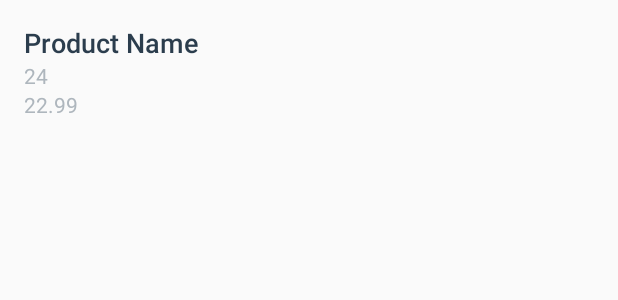
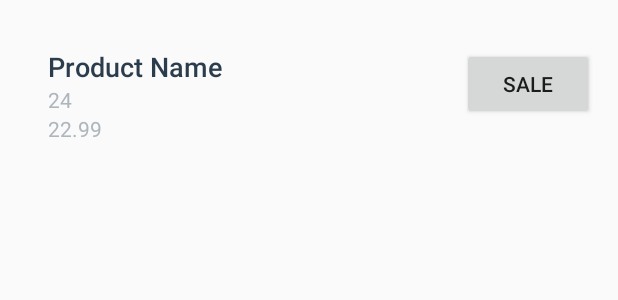
Before and after one commit to biggifraley/uda-inventory, an Android app: the layout list_item.xml on its own in the app's theme, with its tools: preview values and no code run, on a phone screen of 412 x 824 dp. Shown: the top 300 px of the screen. Run offline under Robolectric (Android 15) with nearby library versions, the phone set to English and light mode, and no system bars.

```diff
--- a/app/src/main/res/layout/list_item.xml
+++ b/app/src/main/res/layout/list_item.xml
@@ -1,10 +1,17 @@
 <?xml version="1.0" encoding="utf-8"?>
 <!-- Layout for a single list item in the list of products -->
-<LinearLayout
-    xmlns:android="http://schemas.android.com/apk/res/android"
+<LinearLayout xmlns:android="http://schemas.android.com/apk/res/android"
     xmlns:tools="http://schemas.android.com/tools"
     android:layout_width="match_parent"
     android:layout_height="wrap_content"
+    android:orientation="horizontal"
+    android:padding="@dimen/activity_margin">
+
+    <LinearLayout
+
+        android:layout_width="0dp"
+        android:layout_height="wrap_content"
+        android:layout_weight="2"
         android:orientation="vertical"
         android:padding="@dimen/activity_margin">
 
@@ -15,25 +22,35 @@
             android:fontFamily="sans-serif-medium"
             android:textAppearance="?android:textAppearanceMedium"
             android:textColor="#2B3D4D"
-        tools:text="Product Name"   />
+            tools:text="Product Name" />
 
         <TextView
             android:id="@+id/quantity"
             android:layout_width="wrap_content"
             android:layout_height="wrap_content"
             android:fontFamily="sans-serif"
+            android:text="@string/quantity"
             android:textAppearance="?android:textAppearanceSmall"
             android:textColor="#AEB6BD"
-        android:text="@string/quantity"
-        tools:text="24"   />
+            tools:text="24" />
 
         <TextView
             android:id="@+id/price"
             android:layout_width="wrap_content"
             android:layout_height="wrap_content"
             android:fontFamily="sans-serif"
+            android:text="@string/price"
             android:textAppearance="?android:textAppearanceSmall"
             android:textColor="#AEB6BD"
-        android:text="@string/price"
-        tools:text="22.99"   />
+            tools:text="22.99" />
     </LinearLayout>
+
+    <Button
+        android:id="@+id/sale_btn"
+        android:layout_width="wrap_content"
+        android:layout_height="wrap_content"
+        android:layout_marginTop="16dp"
+        android:text="@string/sale_btn"
+        android:focusable="false" />
+
+</LinearLayout>
--- a/app/src/main/res/values/strings.xml
+++ b/app/src/main/res/values/strings.xml
@@ -125,4 +125,7 @@
     <!-- Dialog button text for the option to cancel deletion of the current product [CHAR LIMIT=20] -->
     <string name="cancel">Cancel</string>
 
+    <!-- Label for sale button in catalog activity [CHAR LIMIT=12] -->
+    <string name="sale_btn">Sale</string>
+
 </resources>
```
Also changed, not shown: app/src/main/java/com/example/android/inventory/ProductCursorAdapter.java (+34 -10 lines). Lines whose indentation alone changed are shown as unchanged.
